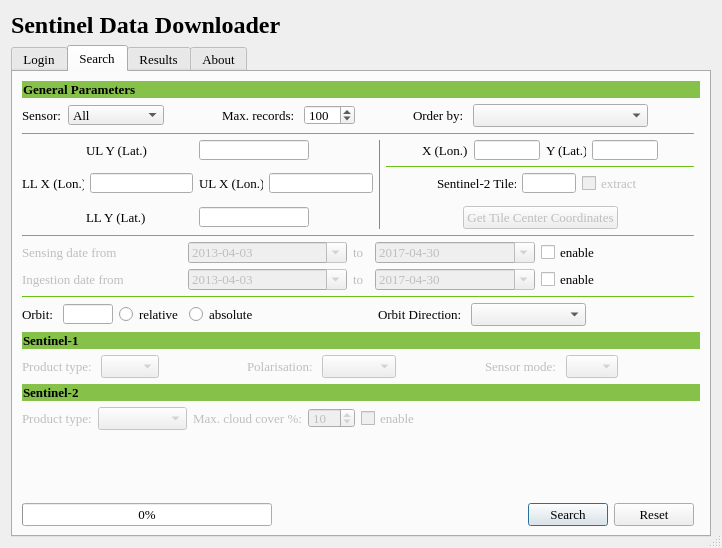
Qt form sentinel_downloader_dialog_base.ui (augustinh22/SentinelDownloader) before a commit.
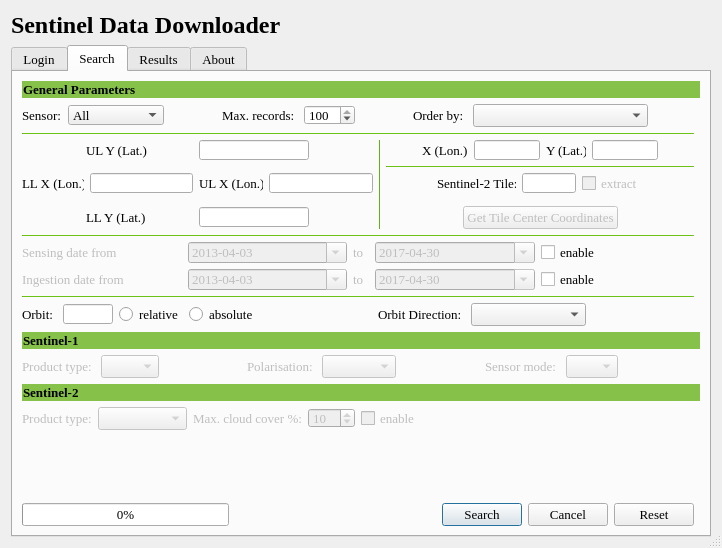
The same form after that commit. The open tabs and pages were chosen to show the change.

Commit message: Added search label and better threading.

Diff of the .ui file:
```diff
--- a/sentinel_downloader_dialog_base.ui
+++ b/sentinel_downloader_dialog_base.ui
@@ -1444,7 +1444,7 @@
               </font>
              </property>
              <property name="maximum">
-              <number>1000</number>
+              <number>100</number>
              </property>
              <property name="singleStep">
               <number>10</number>
@@ -1566,7 +1566,7 @@
            </property>
           </widget>
          </item>
-         <item row="18" column="0">
+         <item row="19" column="0">
           <layout class="QHBoxLayout" name="horizontalLayout_6">
            <item>
             <widget class="QProgressBar" name="search_progressBar">
@@ -1596,7 +1596,14 @@
             </widget>
            </item>
            <item>
-            <widget class="QPushButton" name="btnClose">
+            <widget class="QPushButton" name="btnSearchCancel">
+             <property name="text">
+              <string>Cancel</string>
+             </property>
+            </widget>
+           </item>
+           <item>
+            <widget class="QPushButton" name="btnReset">
              <property name="text">
               <string>Reset</string>
              </property>
```
Left out of the diff: 86 changed lines with no effect on the pictures. The commit also changes 6 other files.
